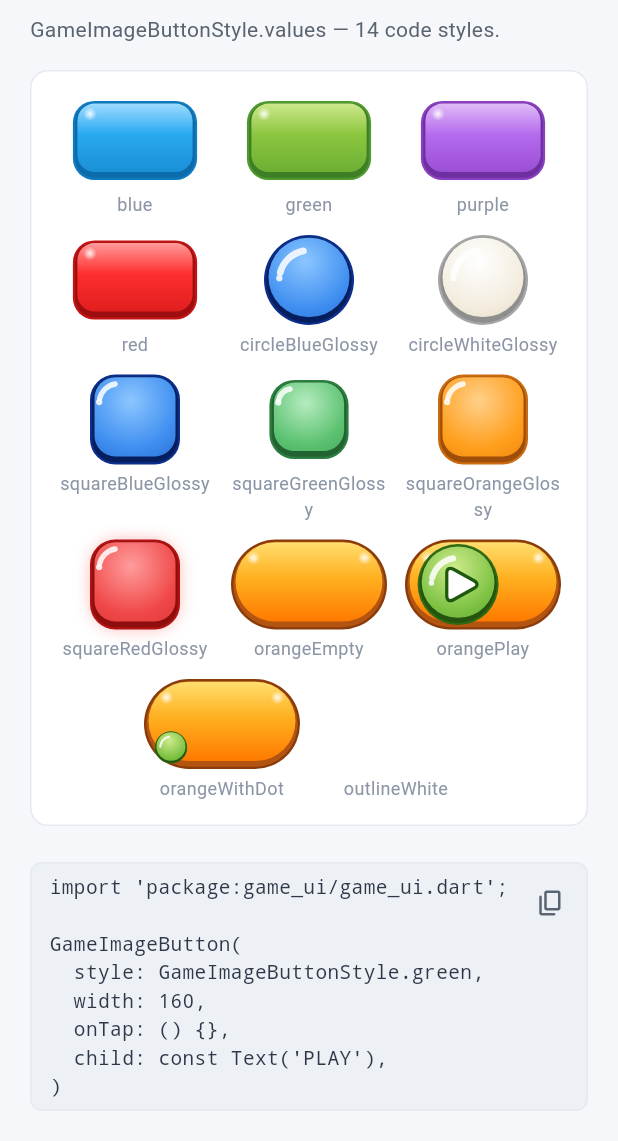
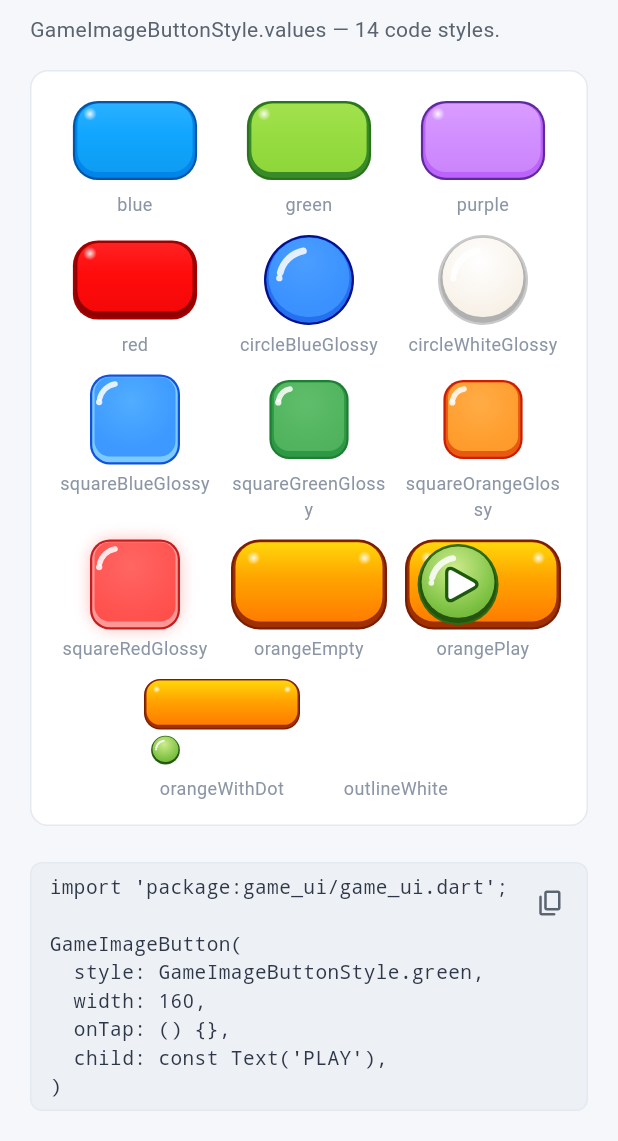
Before and after one commit to yakupadakli/game-ui, a Flutter app: the GameImageButtonPage screen opened directly, scrolled down 545 dp, on a phone screen of 412 x 824 dp, the part 95-1236 px from its top. Run offline on Flutter 3.47's test engine with Material 3 defaults, Android fonts, the phone set to English and light mode, and no system bars.

Commit message:
Match code-rendered buttons to pixel-sampled art metrics
Third visual-comparison round. Instead of eyeballing, sample the
original PNGs pixel-by-pixel and rebuild the palettes and geometry from
the measurements:

- All rect and square faces are nearly flat in the art — collapse the
  strong vertical/radial gradients into subtle ones and set every
  palette tone to the sampled colors (e.g. blue rect face #11A6FF with
  #0057AA ring, sphere face #3A91FF with a bright #2470F0 inner ring
  and #02108E navy edge).
- Corner radii measured from the art: pill ends are heavily-rounded
  rects (0.32h), not capsules; rect radius 0.28h; squircle 0.22h.
- squareBlueGlossy gets its own palette with the art's light #7DCAFF
  inner ring; squareOrangeGlossy gains the white sticker border it has
  in the art; squareRedGlossy uses the light salmon ring.
- orangeWithDot now reproduces the art's composition: the pill spans
  the top band (aspect 2.25) with a detached glossy green dot below its
  left end. The play badge moves into a dedicated _PlayBadge widget.
- outlineWhite center is fully transparent, as sampled.

Verified locally with Flutter 3.41.4: format clean, analyze clean, all
97 tests pass.

Co-Authored-By: Claude Opus 4.8 <noreply@anthropic.com>
Claude-Session: https://claude.ai/code/session_01EdeMYAae78u7eQzN1bs2p5

```diff
--- a/lib/src/widgets/buttons/game_button.dart
+++ b/lib/src/widgets/buttons/game_button.dart
@@ -40,12 +40,14 @@ class GameButton extends StatelessWidget {
 
   // Default blue palettes with a deep navy depth rim, matching the original
   // glossy button art.
+  // Tones sampled from the original circle button art: a nearly flat vivid
+  // blue face inside a bright inner ring and a deep navy edge.
   static const GameButtonPalette _circlePalette = GameButtonPalette(
-    face: Color(0xFF3E8EF0),
-    depth: Color(0xFF0B2E8A),
-    innerRing: Color(0xFF071E5E),
-    highlight: Color(0xFF8CC6FF),
-    shadow: Color(0xFF2361C8),
+    face: Color(0xFF3A91FF),
+    depth: Color(0xFF02108E),
+    innerRing: Color(0xFF2470F0),
+    highlight: Color(0xFF4B9EFF),
+    shadow: Color(0xFF4093F8),
     stroke: Color(0xFF06215E),
   );
   static const GameButtonPalette _squarePalette = GameButtonPalette(
--- a/lib/src/widgets/buttons/game_glossy_button_surface.dart
+++ b/lib/src/widgets/buttons/game_glossy_button_surface.dart
@@ -15,7 +15,7 @@ enum GameGlossyButtonShape {
   /// Wide rounded rectangle (color call-to-action buttons).
   roundedRect,
 
-  /// Fully-rounded horizontal pill.
+  /// Wide bar with heavily rounded (but not semicircular) ends.
   pill,
 }
 
@@ -58,11 +58,12 @@ class GameGlossyButtonSurface extends StatelessWidget {
       shape == GameGlossyButtonShape.circle ||
       shape == GameGlossyButtonShape.squircle;
 
+  // Corner radii measured from the original button art.
   double _radius(double s) => switch (shape) {
     GameGlossyButtonShape.circle => s / 2,
-    GameGlossyButtonShape.squircle => s * 0.28,
-    GameGlossyButtonShape.roundedRect => s * 0.24,
-    GameGlossyButtonShape.pill => math.min(width, height) / 2,
+    GameGlossyButtonShape.squircle => s * 0.22,
+    GameGlossyButtonShape.roundedRect => s * 0.28,
+    GameGlossyButtonShape.pill => s * 0.32,
   };
 
   @override
--- a/lib/src/widgets/buttons/game_image_button.dart
+++ b/lib/src/widgets/buttons/game_image_button.dart
@@ -4,87 +4,102 @@ import '../../animations/game_tap_scale.dart';
 import 'game_button_palette.dart';
 import 'game_glossy_button_surface.dart';
 
-// Depth palettes for each button style. Colors are picked to match the glossy
-// game-art look the widget used to load from PNGs.
+// Depth palettes for each button style, with tones sampled from the original
+// PNG art. The rect faces are nearly flat (highlight ≈ face ≈ shadow); the
+// dark ring color sits in [GameButtonPalette.depth] and the lighter lip band
+// in [GameButtonPalette.innerRing].
 const GameButtonPalette _blueRect = GameButtonPalette(
-  face: Color(0xFF29A9F0),
-  depth: Color(0xFF0E7AC0),
-  innerRing: Color(0xFF0C6BAA),
-  highlight: Color(0xFF9FDBFF),
-  shadow: Color(0xFF1A8FD6),
-  stroke: Color(0xFF0A5A92),
+  face: Color(0xFF11A6FF),
+  depth: Color(0xFF0057AA),
+  innerRing: Color(0xFF0086EA),
+  highlight: Color(0xFF2BB0FF),
+  shadow: Color(0xFF0D9CF2),
+  stroke: Color(0xFF0057AA),
 );
 const GameButtonPalette _greenRect = GameButtonPalette(
-  face: Color(0xFF8CC63F),
-  depth: Color(0xFF4E9A2E),
-  innerRing: Color(0xFF3E7E24),
-  highlight: Color(0xFFCDE88B),
-  shadow: Color(0xFF6DAF34),
-  stroke: Color(0xFF356E1F),
+  face: Color(0xFF97DD41),
+  depth: Color(0xFF2A7419),
+  innerRing: Color(0xFF398A28),
+  highlight: Color(0xFFA2E14E),
+  shadow: Color(0xFF8ED63A),
+  stroke: Color(0xFF2A7419),
 );
 const GameButtonPalette _purpleRect = GameButtonPalette(
-  face: Color(0xFFB56BEE),
-  depth: Color(0xFF8A3FC0),
-  innerRing: Color(0xFF6E2FA0),
-  highlight: Color(0xFFE0BBF7),
-  shadow: Color(0xFF9B4FD4),
-  stroke: Color(0xFF5A2585),
+  face: Color(0xFFD290FF),
+  depth: Color(0xFF5F2A9D),
+  innerRing: Color(0xFFBC63FB),
+  highlight: Color(0xFFD99CFF),
+  shadow: Color(0xFFCB85FB),
+  stroke: Color(0xFF5F2A9D),
 );
 const GameButtonPalette _redRect = GameButtonPalette(
-  face: Color(0xFFFF2E2E),
-  depth: Color(0xFFC21414),
-  innerRing: Color(0xFF9E0E0E),
-  highlight: Color(0xFFFF9A9A),
-  shadow: Color(0xFFE01E1E),
-  stroke: Color(0xFF8A0A0A),
+  face: Color(0xFFFF0B0C),
+  depth: Color(0xFFA50000),
+  innerRing: Color(0xFF910000),
+  highlight: Color(0xFFFF2222),
+  shadow: Color(0xFFF50808),
+  stroke: Color(0xFFA50000),
 );
+// Spheres: nearly flat vivid faces; the bright inner ring and deep navy edge
+// come from the art's rim shading.
 const GameButtonPalette _blueSphere = GameButtonPalette(
-  face: Color(0xFF3E8EF0),
-  depth: Color(0xFF0B2E8A),
-  innerRing: Color(0xFF071E5E),
-  highlight: Color(0xFF8CC6FF),
-  shadow: Color(0xFF2361C8),
+  face: Color(0xFF3A91FF),
+  depth: Color(0xFF02108E),
+  innerRing: Color(0xFF2470F0),
+  highlight: Color(0xFF4B9EFF),
+  shadow: Color(0xFF4093F8),
   stroke: Color(0xFF06215E),
 );
 const GameButtonPalette _whiteSphere = GameButtonPalette(
-  face: Color(0xFFF3ECDD),
-  depth: Color(0xFFA6A6A6),
-  innerRing: Color(0xFF8E8E8E),
+  face: Color(0xFFF8F2E9),
+  depth: Color(0xFFC9C9C9),
+  innerRing: Color(0xFFB0B0B0),
   highlight: Color(0xFFFFFFFF),
-  shadow: Color(0xFFD2C9B8),
+  shadow: Color(0xFFEFE8DC),
   stroke: Color(0xFF909090),
 );
+// Glossy squares: flat faces; blue/red carry a light inner ring, green and
+// orange sit inside a white sticker border with a dark ring.
+const GameButtonPalette _blueSquare = GameButtonPalette(
+  face: Color(0xFF3D99FF),
+  depth: Color(0xFF0F52E0),
+  innerRing: Color(0xFF7DCAFF),
+  highlight: Color(0xFF50ADFF),
+  shadow: Color(0xFF3C95FF),
+  stroke: Color(0xFF0030A0),
+);
 const GameButtonPalette _greenSquare = GameButtonPalette(
-  face: Color(0xFF5CC271),
-  depth: Color(0xFF2E7D40),
-  innerRing: Color(0xFF236331),
-  highlight: Color(0xFFB6ECC0),
-  shadow: Color(0xFF3EA157),
+  face: Color(0xFF52B45E),
+  depth: Color(0xFF1E7E33),
+  innerRing: Color(0xFF2E9945),
+  highlight: Color(0xFF5FBE6B),
+  shadow: Color(0xFF4CAC58),
   stroke: Color(0xFF1E5A2E),
 );
 const GameButtonPalette _orangeSquare = GameButtonPalette(
-  face: Color(0xFFFF9E1B),
-  depth: Color(0xFFCB6A0E),
-  innerRing: Color(0xFF9E4E08),
-  highlight: Color(0xFFFFD08A),
-  shadow: Color(0xFFE87C10),
-  stroke: Color(0xFF7A3E06),
+  face: Color(0xFFFF9D2E),
+  depth: Color(0xFFCE1C00),
+  innerRing: Color(0xFFE85A10),
+  highlight: Color(0xFFFFAC46),
+  shadow: Color(0xFFFB9526),
+  stroke: Color(0xFF9E3A04),
 );
 const GameButtonPalette _redSquare = GameButtonPalette(
-  face: Color(0xFFF04848),
-  depth: Color(0xFFB01212),
-  innerRing: Color(0xFF8E0E0E),
-  highlight: Color(0xFFFF9C9C),
-  shadow: Color(0xFFD62F2F),
-  stroke: Color(0xFF7E0A0A),
+  face: Color(0xFFFF5350),
+  depth: Color(0xFFC41E1E),
+  innerRing: Color(0xFFFE9897),
+  highlight: Color(0xFFFF6663),
+  shadow: Color(0xFFFE4741),
+  stroke: Color(0xFF9A1414),
 );
+// Orange pills: strong yellow→orange vertical gradient with a deep brown lip.
 const GameButtonPalette _orangePill = GameButtonPalette(
-  face: Color(0xFFFFB020),
-  depth: Color(0xFF8A3B0A),
-  innerRing: Color(0xFFB35410),
-  highlight: Color(0xFFFFDE6E),
-  shadow: Color(0xFFFF7A00),
-  stroke: Color(0xFF7A3305),
+  face: Color(0xFFFFA400),
+  depth: Color(0xFF7A1D00),
+  innerRing: Color(0xFFA03000),
+  highlight: Color(0xFFFFD70A),
+  shadow: Color(0xFFFF7C00),
+  stroke: Color(0xFF913400),
 );
 const GameButtonPalette _greenSphere = GameButtonPalette(
   face: Color(0xFF7CC142),
@@ -95,7 +110,7 @@ const GameButtonPalette _greenSphere = GameButtonPalette(
   stroke: Color(0xFF1E4A0C),
 );
 const GameButtonPalette _outline = GameButtonPalette(
-  face: Color(0x2EFFFFFF),
+  face: Color(0x00000000),
   depth: Color(0xFFFFFFFF),
   innerRing: Color(0xFFFFFFFF),
   highlight: Color(0xFFFFFFFF),
@@ -135,7 +150,7 @@ enum GameImageButtonStyle {
   ),
   circleBlueGlossy(shape: GameGlossyButtonShape.circle, palette: _blueSphere),
   circleWhiteGlossy(shape: GameGlossyButtonShape.circle, palette: _whiteSphere),
-  squareBlueGlossy(shape: GameGlossyButtonShape.squircle, palette: _blueSphere),
+  squareBlueGlossy(shape: GameGlossyButtonShape.squircle, palette: _blueSquare),
   squareGreenGlossy(
     shape: GameGlossyButtonShape.squircle,
     palette: _greenSquare,
@@ -144,6 +159,7 @@ enum GameImageButtonStyle {
   squareOrangeGlossy(
     shape: GameGlossyButtonShape.squircle,
     palette: _orangeSquare,
+    whiteBorder: true,
   ),
   squareRedGlossy(
     shape: GameGlossyButtonShape.squircle,
@@ -163,7 +179,7 @@ enum GameImageButtonStyle {
   orangeWithDot(
     shape: GameGlossyButtonShape.pill,
     palette: _orangePill,
-    aspect: 3.6,
+    aspect: 2.25,
   ),
   outlineWhite(
     shape: GameGlossyButtonShape.roundedRect,
@@ -251,8 +267,9 @@ class GameImageButton extends StatelessWidget {
   @override
   Widget build(BuildContext context) {
     final size = _size;
-    final badge = _badge;
-    Widget content = Stack(
+    Widget content = switch (_badge) {
+      _Decoration.dot => _buildWithDot(size),
+      final badge => Stack(
         alignment: Alignment.center,
         children: [
           GameGlossyButtonSurface(
@@ -264,11 +281,12 @@ class GameImageButton extends StatelessWidget {
             outlineOnly: style.outlineOnly,
             glow: style.glow,
           ),
-        if (badge != _Decoration.none)
-          _Badge(decoration: badge, buttonHeight: size.height),
+          if (badge == _Decoration.play)
+            _PlayBadge(diameter: size.height * 0.9),
           if (child != null) Padding(padding: padding, child: child),
         ],
-    );
+      ),
+    };
 
     if (semanticLabel != null) {
       content = Semantics(label: semanticLabel, button: true, child: content);
@@ -276,39 +294,75 @@ class GameImageButton extends StatelessWidget {
     if (onTap == null) return content;
     return GameTapScale(onTap: onTap, child: content);
   }
-}
 
-/// Green glossy badge baked into the orange pill styles — a play button
-/// ([_Decoration.play]) pinned mid-left, or a small status dot
-/// ([_Decoration.dot]) riding the pill's bottom-left corner.
-class _Badge extends StatelessWidget {
-  const _Badge({required this.decoration, required this.buttonHeight});
-
-  final _Decoration decoration;
-  final double buttonHeight;
-
-  @override
-  Widget build(BuildContext context) {
-    final isPlay = decoration == _Decoration.play;
-    final d = buttonHeight * (isPlay ? 0.9 : 0.36);
-    return Positioned(
-      left: buttonHeight * (isPlay ? 0.14 : 0.12),
-      top: isPlay ? null : buttonHeight * 0.58,
-      child: SizedBox(
-        width: d,
-        height: d,
+  /// The orangeWithDot composition from the art: the pill occupies the top
+  /// band and a detached glossy dot sits below its left end.
+  Widget _buildWithDot(({double width, double height}) size) {
+    final pillHeight = size.height * 0.56;
+    final dot = size.height * 0.32;
+    return SizedBox(
+      width: size.width,
+      height: size.height,
+      child: Stack(
+        children: [
+          Positioned(
+            top: 0,
+            left: 0,
+            right: 0,
+            height: pillHeight,
             child: Stack(
               alignment: Alignment.center,
               children: [
                 GameGlossyButtonSurface(
-              width: d,
-              height: d,
+                  width: size.width,
+                  height: pillHeight,
+                  palette: style.palette,
+                  shape: style.shape,
+                ),
+                if (child != null) Padding(padding: padding, child: child),
+              ],
+            ),
+          ),
+          Positioned(
+            left: size.width * 0.035,
+            top: size.height * 0.63,
+            child: GameGlossyButtonSurface(
+              width: dot,
+              height: dot,
               palette: _greenSphere,
               shape: GameGlossyButtonShape.circle,
             ),
-            if (isPlay)
+          ),
+        ],
+      ),
+    );
+  }
+}
+
+/// Green glossy play badge baked into the orangePlay pill, pinned mid-left.
+class _PlayBadge extends StatelessWidget {
+  const _PlayBadge({required this.diameter});
+
+  final double diameter;
+
+  @override
+  Widget build(BuildContext context) {
+    return Positioned(
+      left: diameter * 0.155,
+      child: SizedBox(
+        width: diameter,
+        height: diameter,
+        child: Stack(
+          alignment: Alignment.center,
+          children: [
+            GameGlossyButtonSurface(
+              width: diameter,
+              height: diameter,
+              palette: _greenSphere,
+              shape: GameGlossyButtonShape.circle,
+            ),
             CustomPaint(
-                size: Size.square(d),
+              size: Size.square(diameter),
               painter: const _PlayTrianglePainter(),
             ),
           ],
```
Lines whose indentation alone changed are shown as unchanged.
